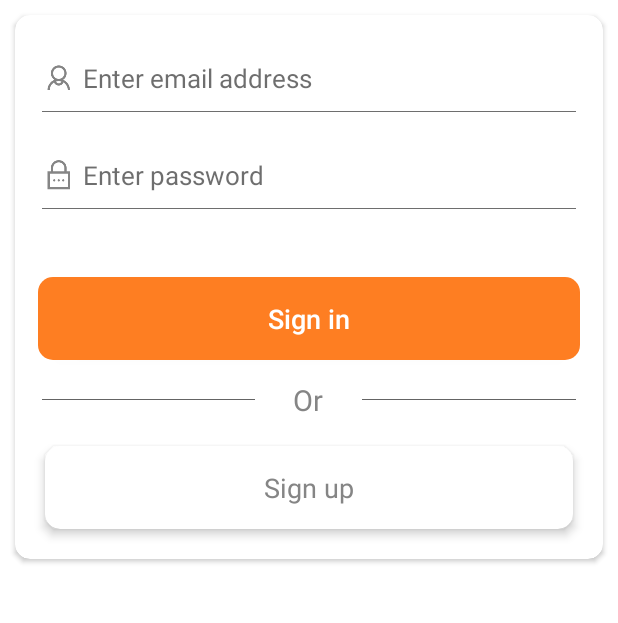
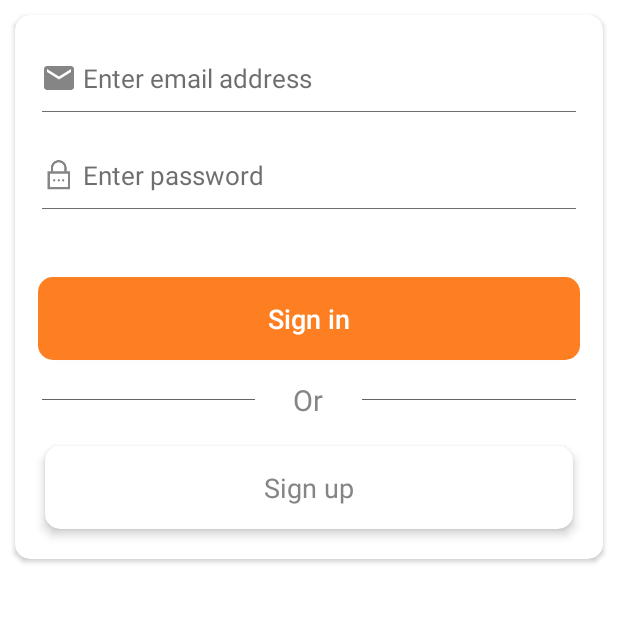
Before and after one commit to MohamedMedhat2018/Seyanah-Admin, an Android app: the screen it shows after launch (LoginActivity), on a phone screen of 412 x 824 dp, the part 324-947 px from its top. Run offline under Robolectric (Android 15) with nearby library versions, the phone set to English and light mode, and no system bars; our stand-ins replace CircleImageView, Firebase (no records; nobody signed in at launch, a user with empty details on screens opened directly); libraries missing offline, so code that uses them is left out: com.irozon.sneaker, com.pixplicity.easyprefs; plain views replace CircleImageView; Roboto replaces fonts that are not available here; 2 statements that could not run were skipped.

Commit message:
ar layout for LoginActivity

```diff
--- a/app/src/main/java/com/beyond_tech/seyanah_admin/activities/emailpass_register/LoginActivity.kt
+++ b/app/src/main/java/com/beyond_tech/seyanah_admin/activities/emailpass_register/LoginActivity.kt
@@ -496,6 +496,7 @@ class LoginActivity : AppCompatActivity() {
                     })
                 .addOnFailureListener(OnFailureListener {
                     Log.e(TAG, it.localizedMessage)
+                    progress?.dismiss()
                 })
 
         }
--- a/app/src/main/res/layout-ar/activity_main_email_pass_register.xml
+++ b/app/src/main/res/layout-ar/activity_main_email_pass_register.xml
@@ -102,9 +102,7 @@
                                         android:layout_height="wrap_content"
                                         android:paddingEnd="4dp"
                                         android:paddingRight="4dp"
-                                        android:src="@drawable/username"
-
-
+                                        app:srcCompat="@drawable/email_address"
                                         />
 
                                     <EditText
--- a/app/src/main/res/layout/activity_main_email_pass_register.xml
+++ b/app/src/main/res/layout/activity_main_email_pass_register.xml
@@ -102,7 +102,7 @@
                                         android:layout_height="wrap_content"
                                         android:paddingEnd="4dp"
                                         android:paddingRight="4dp"
-                                        android:src="@drawable/username"
+                                        android:src="@drawable/email_address"
 
 
                                         />
```
